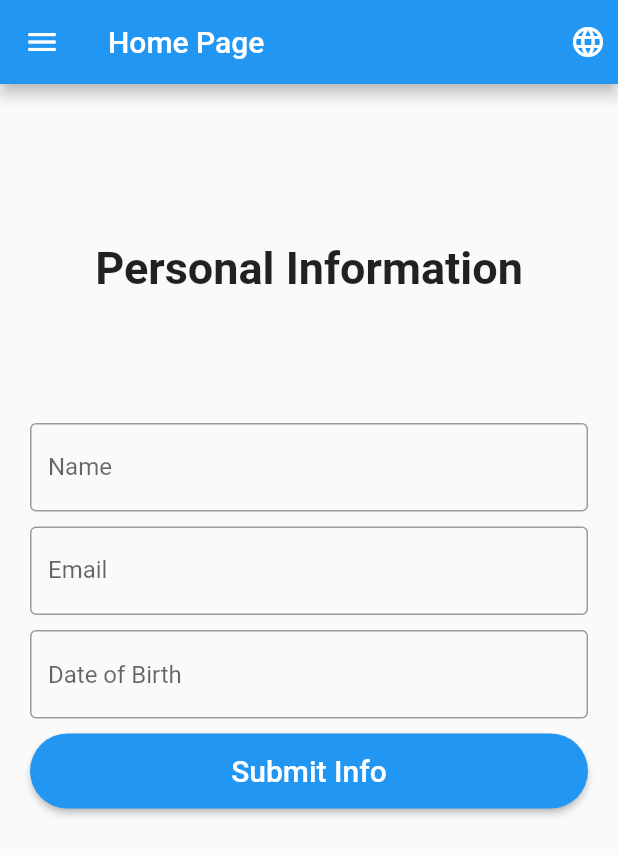
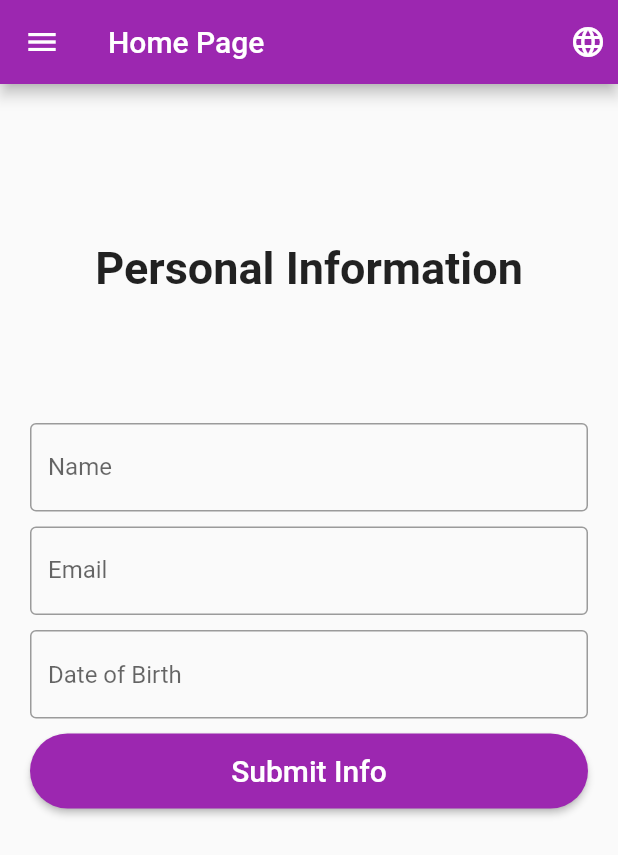
Before and after one commit to ShanikaNishadhi/flutter_localization, a Flutter app: the screen it shows after launch, on a phone screen of 412 x 824 dp. Shown: the top 855 px of the screen. Run offline on Flutter 3.47's test engine with Material 2 defaults, Android fonts, the phone set to English and light mode, and no system bars; our stand-ins replace shared_preferences.

Commit message:
theme updated

```diff
--- a/lib/main.dart
+++ b/lib/main.dart
@@ -43,14 +43,14 @@ class _MyAppState extends State<MyApp> {
       return Container(
         child: Center(
           child: CircularProgressIndicator(
-              valueColor: AlwaysStoppedAnimation<Color>(Colors.blue[800])),
+              valueColor: AlwaysStoppedAnimation<Color>(Colors.purple[800])),
         ),
       );
     } else {
       return MaterialApp(
         debugShowCheckedModeBanner: false,
         title: "Flutter Localization Demo",
-        theme: ThemeData(primarySwatch: Colors.blue),
+        theme: ThemeData(primarySwatch: Colors.purple),
         locale: _locale,
         supportedLocales: S.delegate.supportedLocales,
         localizationsDelegates: [
```
